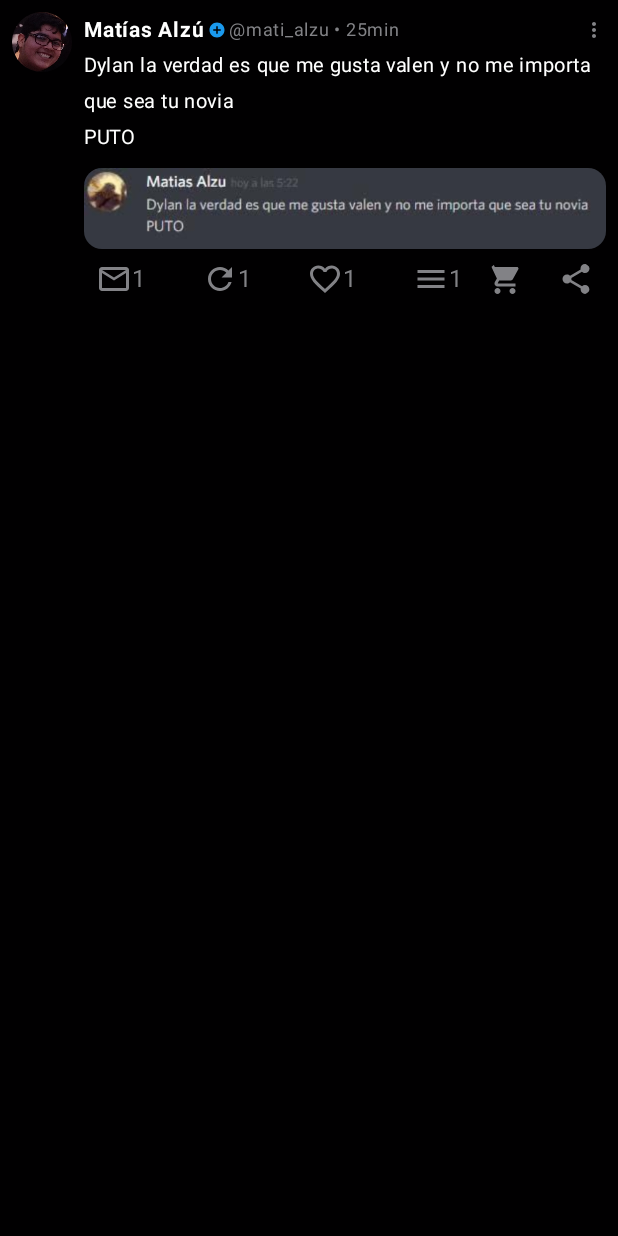
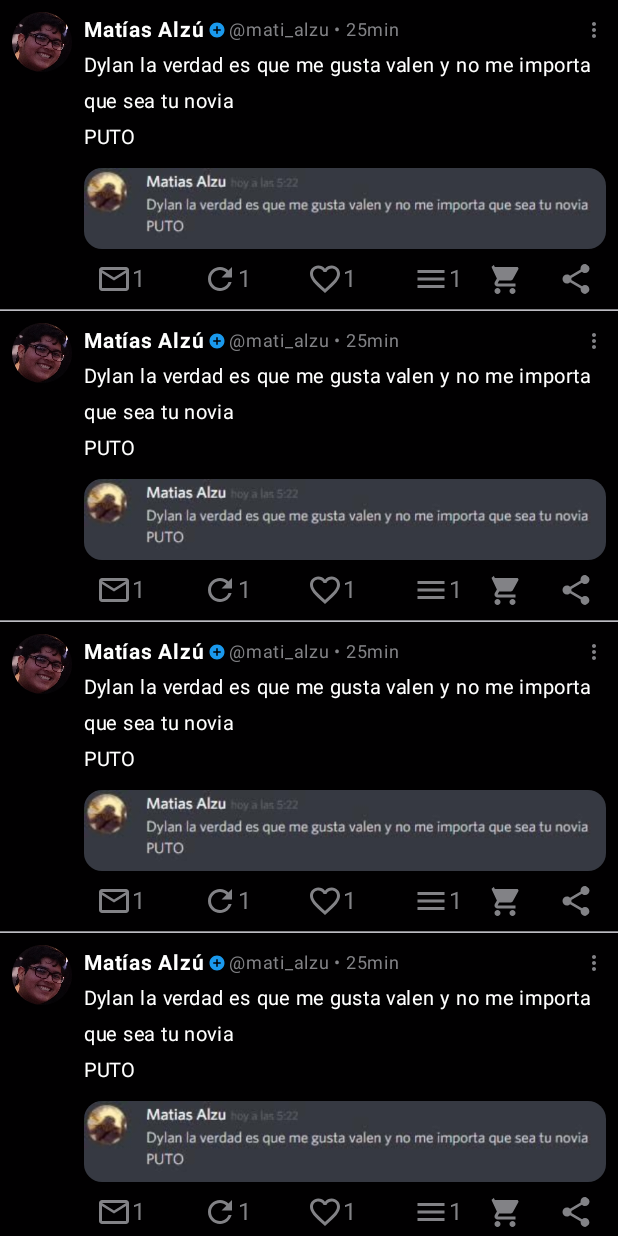
Before and after one commit to Sokamn/TweetClone-Practice, an Android app built with Jetpack Compose: the screen it shows after launch (MainActivity), on a phone screen of 412 x 824 dp. Run offline under Robolectric (Android 15) with nearby library versions, the phone set to English and light mode, and no system bars.

Commit message:
MultipleTweets 06/07 04:09
Added multiple tweets examples

```diff
--- a/app/src/main/java/com/sokamn/tweetclone/MainActivity.kt
+++ b/app/src/main/java/com/sokamn/tweetclone/MainActivity.kt
@@ -4,13 +4,18 @@ import android.os.Bundle
 import androidx.activity.ComponentActivity
 import androidx.activity.compose.setContent
 import androidx.activity.enableEdgeToEdge
+import androidx.compose.foundation.background
+import androidx.compose.foundation.layout.Column
 import androidx.compose.foundation.layout.fillMaxSize
 import androidx.compose.foundation.layout.padding
+import androidx.compose.foundation.rememberScrollState
+import androidx.compose.foundation.verticalScroll
 import androidx.compose.material3.Scaffold
 import androidx.compose.material3.Surface
 import androidx.compose.material3.Text
 import androidx.compose.runtime.Composable
 import androidx.compose.ui.Modifier
+import androidx.compose.ui.graphics.Color
 import androidx.compose.ui.tooling.preview.Preview
 import com.sokamn.tweetclone.ui.theme.TweetCloneTheme
 
@@ -20,8 +25,19 @@ class MainActivity : ComponentActivity() {
         enableEdgeToEdge()
         setContent {
             TweetCloneTheme {
-                Surface(modifier = Modifier.fillMaxSize()) {
-                    TweetScreen()
+                Surface(modifier = Modifier.fillMaxSize()
+                ) {
+                    Column(modifier = Modifier
+                        .fillMaxSize()
+                        .verticalScroll(rememberScrollState())) {
+                        TweetScreen()
+                        TweetDivider()
+                        TweetScreen()
+                        TweetDivider()
+                        TweetScreen()
+                        TweetDivider()
+                        TweetScreen()
+                    }
                 }
             }
         }
--- a/app/src/main/java/com/sokamn/tweetclone/TweetScreen.kt
+++ b/app/src/main/java/com/sokamn/tweetclone/TweetScreen.kt
@@ -23,6 +23,7 @@ import androidx.compose.material.icons.filled.MoreVert
 import androidx.compose.material.icons.filled.Refresh
 import androidx.compose.material.icons.filled.Share
 import androidx.compose.material.icons.filled.ShoppingCart
+import androidx.compose.material3.HorizontalDivider
 import androidx.compose.material3.Icon
 import androidx.compose.material3.IconButton
 import androidx.compose.material3.MaterialTheme
@@ -49,8 +50,8 @@ import androidx.compose.ui.unit.sp
 Gris: 0xFF828286
 Negro: 0xFF010001
 Azul verificado: 0xFF1A99ED
- Verde Retweet: 0xFF19CF85
- rojo me gusta:  0xFFF21B81
+Verde Retweet: 0xFF19CF85
+rojo me gusta:  0xFFF21B81
  */
 
 @Preview
@@ -64,6 +65,7 @@ fun TweetScreen() {
 
         ) {
         Tweet()
+
     }
 }
 
@@ -72,12 +74,16 @@ fun Tweet() {
     Row(
         modifier = Modifier
             .fillMaxWidth()
-            .height(700.dp)
     ) {
         ProfileLogo(Modifier)
         Spacer(modifier = Modifier.size(8.dp))
         Main(Modifier)
     }
+}
+
+@Composable
+fun TweetDivider() {
+    HorizontalDivider(Modifier.fillMaxWidth(), color = Color(0xFF828286))
 }
 
 @Composable
@@ -99,17 +105,21 @@ fun Footer() {
             .fillMaxWidth(),
         horizontalArrangement = Arrangement.SpaceBetween
     ) {
-        Row(modifier = Modifier
-            .weight(3f)
-            .padding(horizontal = 8.dp), horizontalArrangement = Arrangement.SpaceBetween) {
+        Row(
+            modifier = Modifier
+                .weight(3f)
+                .padding(horizontal = 8.dp), horizontalArrangement = Arrangement.SpaceBetween
+        ) {
             CommentButton()
             RetweetButton()
             LikeButton()
             Visualisations()
         }
-        Row(modifier = Modifier
-            .weight(1f)
-            .padding(horizontal = 8.dp), horizontalArrangement = Arrangement.SpaceBetween) {
+        Row(
+            modifier = Modifier
+                .weight(1f)
+                .padding(horizontal = 8.dp), horizontalArrangement = Arrangement.SpaceBetween
+        ) {
             SaveButton(modifier = Modifier)
             ShareButton(modifier = Modifier)
         }
@@ -119,7 +129,7 @@ fun Footer() {
 
 @Composable
 fun ShareButton(modifier: Modifier) {
-    IconButton(modifier = modifier.size(24.dp),onClick = {}) {
+    IconButton(modifier = modifier.size(24.dp), onClick = {}) {
         Icon(
             imageVector = Icons.Default.Share,
             contentDescription = "Share",
@@ -130,7 +140,7 @@ fun ShareButton(modifier: Modifier) {
 
 @Composable
 fun SaveButton(modifier: Modifier) {
-    IconButton(modifier = modifier.size(24.dp),onClick = {}) {
+    IconButton(modifier = modifier.size(24.dp), onClick = {}) {
         Icon(
             imageVector = Icons.Default.ShoppingCart,
             contentDescription = "Save",
@@ -148,17 +158,17 @@ fun LikeButton() {
         mutableStateOf(false)
     }
     Row(Modifier.clickable {
-        if(liked){
+        if (liked) {
             likes--
-        }else{
+        } else {
             likes++
         }
         liked = !liked
     }, verticalAlignment = Alignment.CenterVertically) {
         Icon(
-            imageVector = if(liked) Icons.Default.Favorite else Icons.Default.FavoriteBorder,
+            imageVector = if (liked) Icons.Default.Favorite else Icons.Default.FavoriteBorder,
             contentDescription = "Like",
-            tint = if(liked) Color(0xFFF21B81) else Color(0xFF828286)
+            tint = if (liked) Color(0xFFF21B81) else Color(0xFF828286)
         )
         Text(text = likes.toString(), color = if (liked) Color(0xFFF21B81) else Color(0xFF828286))
     }
@@ -185,9 +195,9 @@ fun RetweetButton() {
         mutableStateOf(false)
     }
     Row(Modifier.clickable {
-        if(retweeted){
+        if (retweeted) {
             retweets--
-        }else{
+        } else {
             retweets++
         }
         retweeted = !retweeted
@@ -195,9 +205,12 @@ fun RetweetButton() {
         Icon(
             imageVector = Icons.Default.Refresh,
             contentDescription = "Retweet",
-            tint = if(retweeted) Color(0xFF19CF85) else Color(0xFF828286)
+            tint = if (retweeted) Color(0xFF19CF85) else Color(0xFF828286)
         )
-        Text(text = retweets.toString(), color = if(retweeted) Color(0xFF19CF85) else Color(0xFF828286))
+        Text(
+            text = retweets.toString(),
+            color = if (retweeted) Color(0xFF19CF85) else Color(0xFF828286)
+        )
     }
 }
 
```
